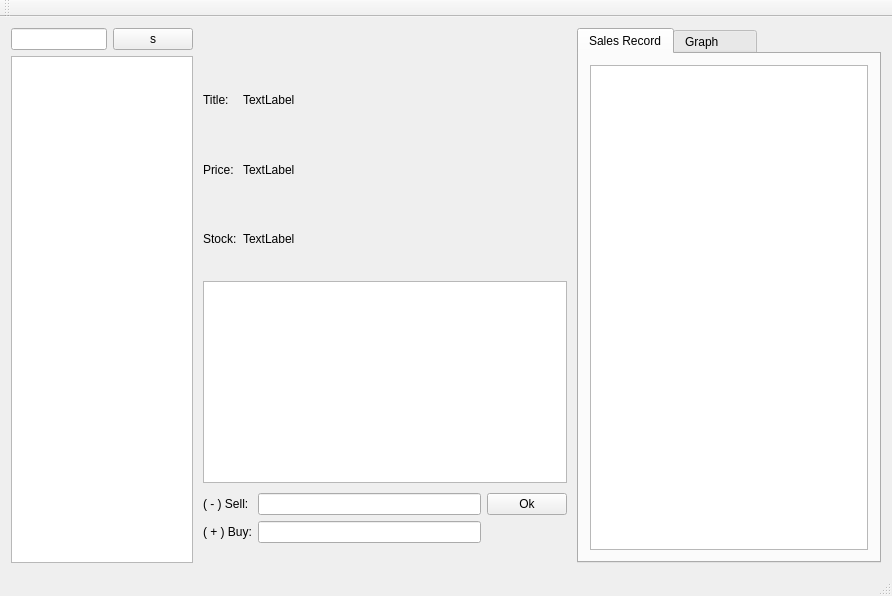
First picture: the form in psms/mainwindow.ui, repository pangboww/psms, before the edit.
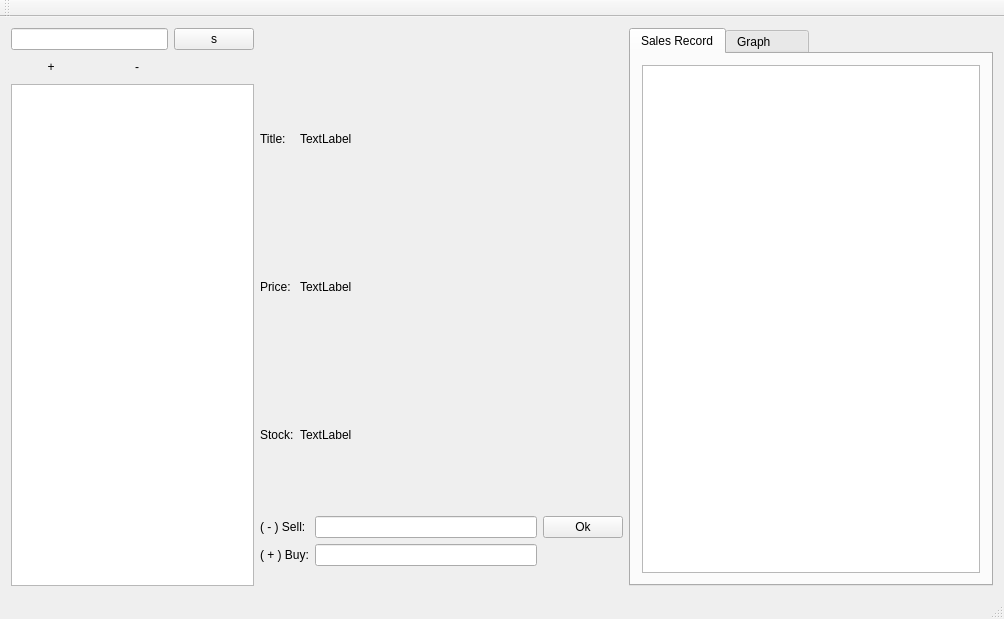
Second picture: the form after the edit.

Commit message: add producttablemodel, add/removeProductButton

Diff of the .ui file:
```diff
--- a/psms/mainwindow.ui
+++ b/psms/mainwindow.ui
@@ -6,25 +6,19 @@
    <rect>
     <x>0</x>
     <y>0</y>
-    <width>892</width>
-    <height>596</height>
+    <width>1004</width>
+    <height>619</height>
    </rect>
   </property>
   <property name="windowTitle">
    <string>MainWindow</string>
   </property>
   <widget class="QWidget" name="centralWidget">
-   <layout class="QHBoxLayout" name="horizontalLayout_7">
+   <layout class="QHBoxLayout" name="horizontalLayout_11">
     <item>
-     <layout class="QHBoxLayout" name="horizontalLayout_6" stretch="3,6,5">
-      <property name="spacing">
-       <number>10</number>
-      </property>
+     <layout class="QHBoxLayout" name="horizontalLayout_7" stretch="2,3,3">
       <item>
-       <layout class="QVBoxLayout" name="verticalLayout_5">
-        <property name="rightMargin">
-         <number>0</number>
-        </property>
+       <layout class="QVBoxLayout" name="verticalLayout">
         <item>
          <layout class="QHBoxLayout" name="horizontalLayout_5">
           <item>
@@ -39,13 +33,56 @@
           </item>
          </layout>
         </item>
+        <item>
+         <layout class="QHBoxLayout" name="horizontalLayout_6">
+          <item>
+           <widget class="QPushButton" name="addProductButton">
+            <property name="enabled">
+             <bool>true</bool>
+            </property>
+            <property name="text">
+             <string>+</string>
+            </property>
+            <property name="autoDefault">
+             <bool>false</bool>
+            </property>
+            <property name="flat">
+             <bool>true</bool>
+            </property>
+           </widget>
+          </item>
+          <item>
+           <widget class="QPushButton" name="removeProductButton">
+            <property name="text">
+             <string>-</string>
+            </property>
+            <property name="flat">
+             <bool>true</bool>
+            </property>
+           </widget>
+          </item>
+          <item>
+           <spacer name="horizontalSpacer_2">
+            <property name="orientation">
+             <enum>Qt::Horizontal</enum>
+            </property>
+            <property name="sizeHint" stdset="0">
+             <size>
+              <width>40</width>
+              <height>20</height>
+             </size>
+            </property>
+           </spacer>
+          </item>
+         </layout>
+        </item>
         <item>
          <widget class="QListView" name="productListView"/>
         </item>
        </layout>
       </item>
       <item>
-       <layout class="QVBoxLayout" name="verticalLayout_4" stretch="0,3,3,5">
+       <layout class="QVBoxLayout" name="verticalLayout_4" stretch="0,3,5">
         <property name="spacing">
          <number>10</number>
         </property>
@@ -145,9 +182,6 @@
           </item>
          </layout>
         </item>
-        <item>
-         <widget class="QTextBrowser" name="textBrowser"/>
-        </item>
         <item>
          <layout class="QGridLayout" name="gridLayout">
           <item row="0" column="2">
```
Left out of the diff: 86 changed lines with no effect on the pictures. The commit also changes 6 other files.
